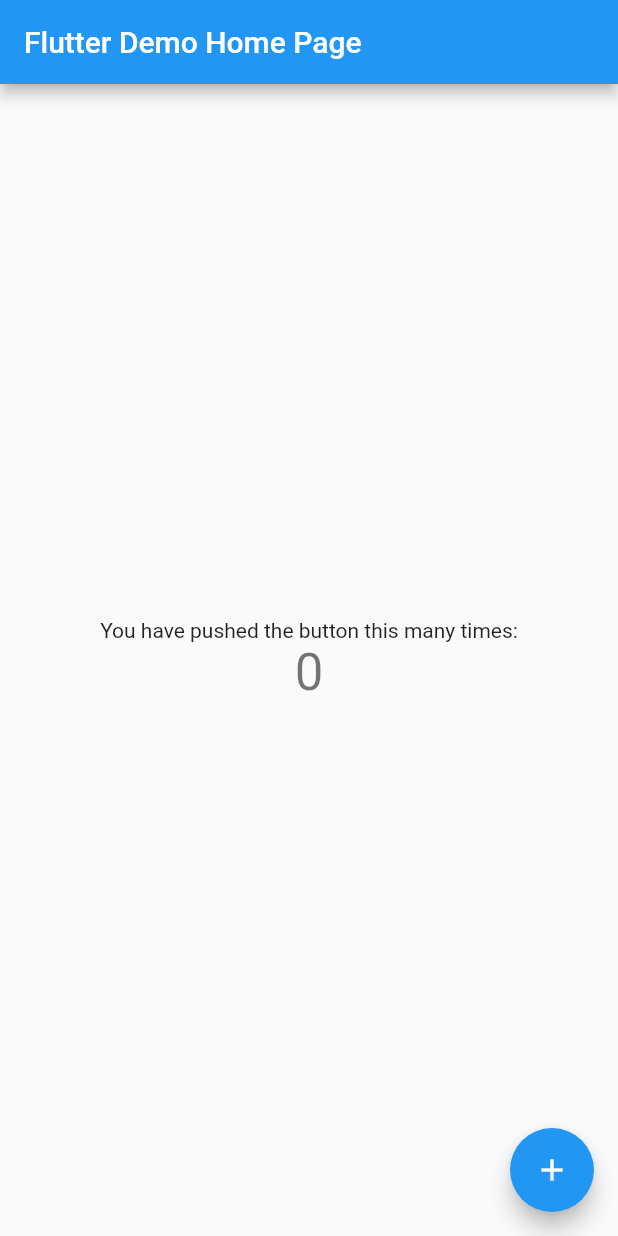
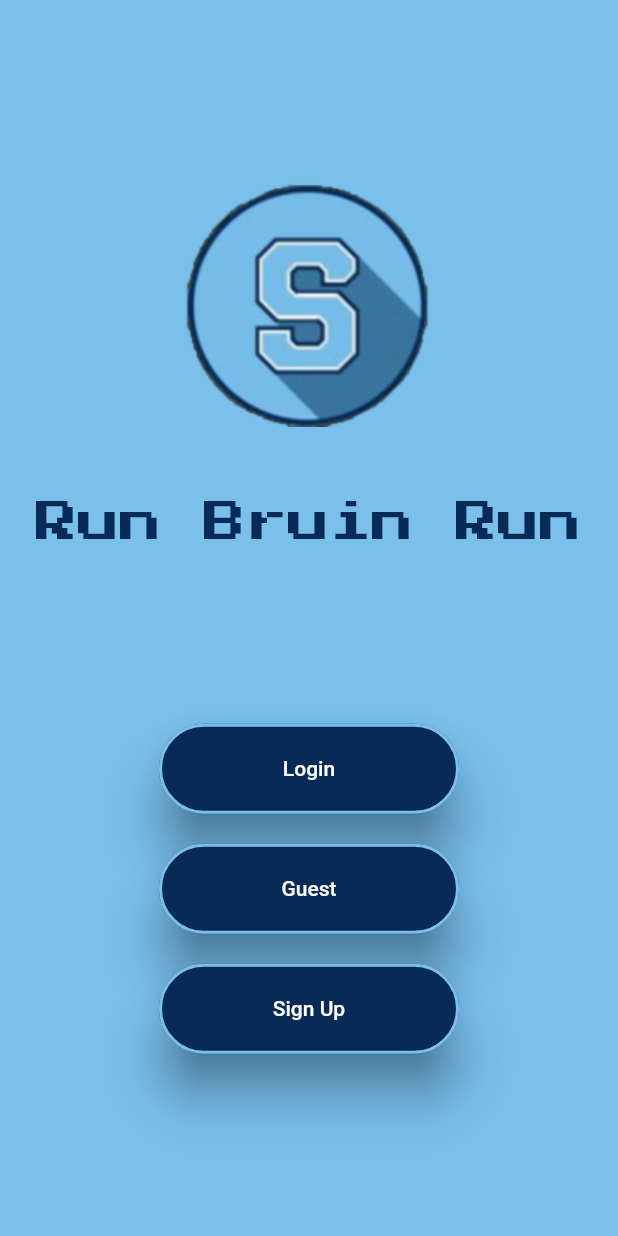
Before and after one commit to jpveloso/RunBruinRun, a Flutter app: the screen it shows after launch, on a phone screen of 412 x 824 dp. Run offline on Flutter 3.47's test engine with Material 2 defaults, Android fonts, the phone set to English and light mode, and no system bars.

Commit message:
After many troubles with even starting the project I created the Home Page and Login Page

```diff
--- a/run_bruin_run/lib/main.dart
+++ b/run_bruin_run/lib/main.dart
@@ -1,4 +1,6 @@
 import 'package:flutter/material.dart';
+import 'package:run_bruin_run/screens/home_page.dart';
+import 'package:run_bruin_run/styles.dart';
 
 void main() {
   runApp(const MyApp());
@@ -13,103 +15,57 @@
     return MaterialApp(
       title: 'Flutter Demo',
       theme: ThemeData(
-        // This is the theme of your application.
-        //
-        // Try running your application with "flutter run". You'll see the
-        // application has a blue toolbar. Then, without quitting the app, try
-        // changing the primarySwatch below to Colors.green and then invoke
-        // "hot reload" (press "r" in the console where you ran "flutter run",
-        // or simply save your changes to "hot reload" in a Flutter IDE).
-        // Notice that the counter didn't reset back to zero; the application
-        // is not restarted.
         primarySwatch: Colors.blue,
       ),
-      home: const MyHomePage(title: 'Flutter Demo Home Page'),
+      // home: const MyHomePage(title: "Run Bruin Run",),
+      home: HomePage(),
     );
   }
 }
 
-class MyHomePage extends StatefulWidget {
-  const MyHomePage({super.key, required this.title});
-
-  // This widget is the home page of your application. It is stateful, meaning
-  // that it has a State object (defined below) that contains fields that affect
-  // how it looks.
-
-  // This class is the configuration for the state. It holds the values (in this
-  // case the title) provided by the parent (in this case the App widget) and
-  // used by the build method of the State. Fields in a Widget subclass are
-  // always marked "final".
-
-  final String title;
-
-  @override
-  State<MyHomePage> createState() => _MyHomePageState();
-}
-
-class _MyHomePageState extends State<MyHomePage> {
-  int _counter = 0;
-
-  void _incrementCounter() {
-    setState(() {
-      // This call to setState tells the Flutter framework that something has
-      // changed in this State, which causes it to rerun the build method below
-      // so that the display can reflect the updated values. If we changed
-      // _counter without calling setState(), then the build method would not be
-      // called again, and so nothing would appear to happen.
-      _counter++;
-    });
-  }
-
-  @override
-  Widget build(BuildContext context) {
-    // This method is rerun every time setState is called, for instance as done
-    // by the _incrementCounter method above.
-    //
-    // The Flutter framework has been optimized to make rerunning build methods
-    // fast, so that you can just rebuild anything that needs updating rather
-    // than having to individually change instances of widgets.
-    return Scaffold(
-      appBar: AppBar(
-        // Here we take the value from the MyHomePage object that was created by
-        // the App.build method, and use it to set our appbar title.
-        title: Text(widget.title),
-      ),
-      body: Center(
-        // Center is a layout widget. It takes a single child and positions it
-        // in the middle of the parent.
-        child: Column(
-          // Column is also a layout widget. It takes a list of children and
-          // arranges them vertically. By default, it sizes itself to fit its
-          // children horizontally, and tries to be as tall as its parent.
-          //
-          // Invoke "debug painting" (press "p" in the console, choose the
-          // "Toggle Debug Paint" action from the Flutter Inspector in Android
-          // Studio, or the "Toggle Debug Paint" command in Visual Studio Code)
-          // to see the wireframe for each widget.
-          //
-          // Column has various properties to control how it sizes itself and
-          // how it positions its children. Here we use mainAxisAlignment to
-          // center the children vertically; the main axis here is the vertical
-          // axis because Columns are vertical (the cross axis would be
-          // horizontal).
-          mainAxisAlignment: MainAxisAlignment.center,
-          children: <Widget>[
-            const Text(
-              'You have pushed the button this many times:',
-            ),
-            Text(
-              '$_counter',
-              style: Theme.of(context).textTheme.headlineMedium,
-            ),
-          ],
-        ),
-      ),
-      floatingActionButton: FloatingActionButton(
-        onPressed: _incrementCounter,
-        tooltip: 'Increment',
-        child: const Icon(Icons.add),
-      ), // This trailing comma makes auto-formatting nicer for build methods.
-    );
-  }
-}
+// class MyHomePage extends StatefulWidget {
+//   const MyHomePage({super.key, required this.title});
+//
+//   final String title;
+//
+//   @override
+//   State<MyHomePage> createState() => _MyHomePageState();
+// }
+//
+// class _MyHomePageState extends State<MyHomePage> {
+//   int _counter = 0;
+//
+//   void _incrementCounter() {
+//     setState(() {
+//       _counter++;
+//     });
+//   }
+//
+//   @override
+//   Widget build(BuildContext context) {
+//     return Scaffold(
+//       appBar: AppBar(
+//         title: Text(widget.title),
+//       ),
+//       body: Center(
+//         child: Column(
+//           mainAxisAlignment: MainAxisAlignment.center,
+//           children: <Widget>[
+//             const Text(
+//               'You have pushed the button this many times:',
+//             ),
+//             Text(
+//               '$_counter',
+//               style: Theme.of(context).textTheme.headlineMedium,
+//             ),
+//           ],
+//         ),
+//       ),
+//       floatingActionButton: FloatingActionButton(
+//         onPressed: _incrementCounter,
+//         tooltip: 'Increment',
+//         child: const Icon(Icons.add),
+//       ),
+//     );
+//   }
+// }
--- /dev/null
+++ b/run_bruin_run/lib/screens/home_page.dart
@@ -0,0 +1,70 @@
+import 'package:flutter/material.dart';
+import 'package:run_bruin_run/styles.dart';
+import 'login_page.dart';
+
+class HomePage extends StatefulWidget {
+  const HomePage({Key? key}) : super(key: key);
+
+  @override
+  State<HomePage> createState() => _HomePageState();
+}
+
+class _HomePageState extends State<HomePage> {
+  @override
+  Widget build(BuildContext context) {
+    return Scaffold(
+      backgroundColor: lightBruinBlue,
+      // appBar: AppBar(
+      //   backgroundColor: darkBruinBlue,
+      //   title: Text('Run Bruin Run'),
+      // ),
+      body: Center(
+        child: Column(
+          mainAxisAlignment: MainAxisAlignment.center,
+          children:  [
+            Image.asset(
+              'lib/images/Sheridan_Bruins_Logo.png',
+            ),
+            SizedBox(height: 50),
+            const Text(
+              'Run Bruin Run',
+              style: TextStyle(
+                fontSize: 28,
+                color: darkBruinBlue,
+                fontFamily: 'PressStart2P',
+              ),
+            ),
+            SizedBox(height: 120),
+            Wrap(
+              direction: Axis.vertical,
+              // crossAxisAlignment: WrapCrossAlignment.center,
+              // alignment: WrapAlignment.center,
+              spacing: 20,
+              children: [
+                ElevatedButton(
+                    style: getButtonStyle(),
+                    onPressed: () {
+                      Navigator.push(
+                          context, MaterialPageRoute(builder: (context) => const LoginPage())
+                      );
+                    },
+                    child: const Text(
+                      'Login',
+                      style: TextStyle(),
+                    )),
+                ElevatedButton(
+                    style: getButtonStyle(),
+                    onPressed: () {},
+                    child: const Text('Guest')),
+                ElevatedButton(
+                    style: getButtonStyle(),
+                    onPressed: () {},
+                    child: const Text('Sign Up')),
+              ],
+            ),
+          ],
+        ),
+      )
+    );
+  }
+}
--- /dev/null
+++ b/run_bruin_run/lib/styles.dart
@@ -0,0 +1,22 @@
+import 'package:flutter/material.dart';
+
+const darkBruinBlue = Color.fromRGBO(8, 42, 86, 1);
+const lightBruinBlue = Color.fromRGBO(123, 192, 234, 1);
+
+ButtonStyle defaultButtonStyle = ElevatedButton.styleFrom(
+  foregroundColor: Colors.white,
+  backgroundColor: darkBruinBlue,
+  fixedSize: Size(300, 50),
+);
+
+ButtonStyle getButtonStyle() {
+  return ElevatedButton.styleFrom(
+    foregroundColor: Colors.white,
+    backgroundColor: darkBruinBlue,
+    fixedSize: Size(200, 60),
+    elevation: 15,
+    shadowColor: darkBruinBlue,
+    side: BorderSide(color: lightBruinBlue, width: 2),
+    shape: StadiumBorder(),
+  );
+}
```
Also changed, not shown: run_bruin_run/lib/screens/login_page.dart (added, +102 -0 lines), run_bruin_run/pubspec.yaml (+18 -13 lines), run_bruin_run/lib/fonts/PressStart2P-Regular.ttf (added), run_bruin_run/lib/images/Sheridan_Bruins_Logo.png (added).
